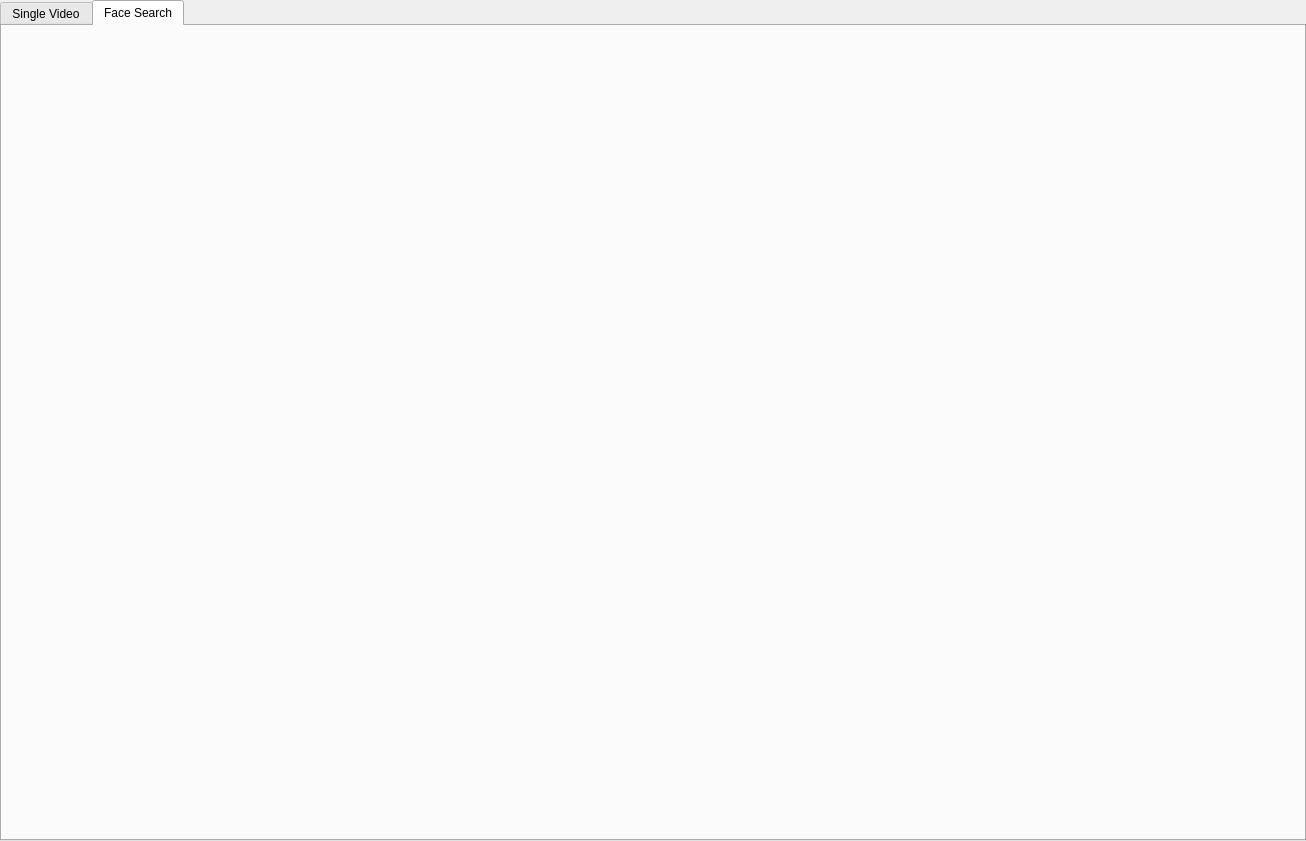
Above: gui/window.ui from Alicegaz/CrimeCamera before the change. Below: the same form after it.
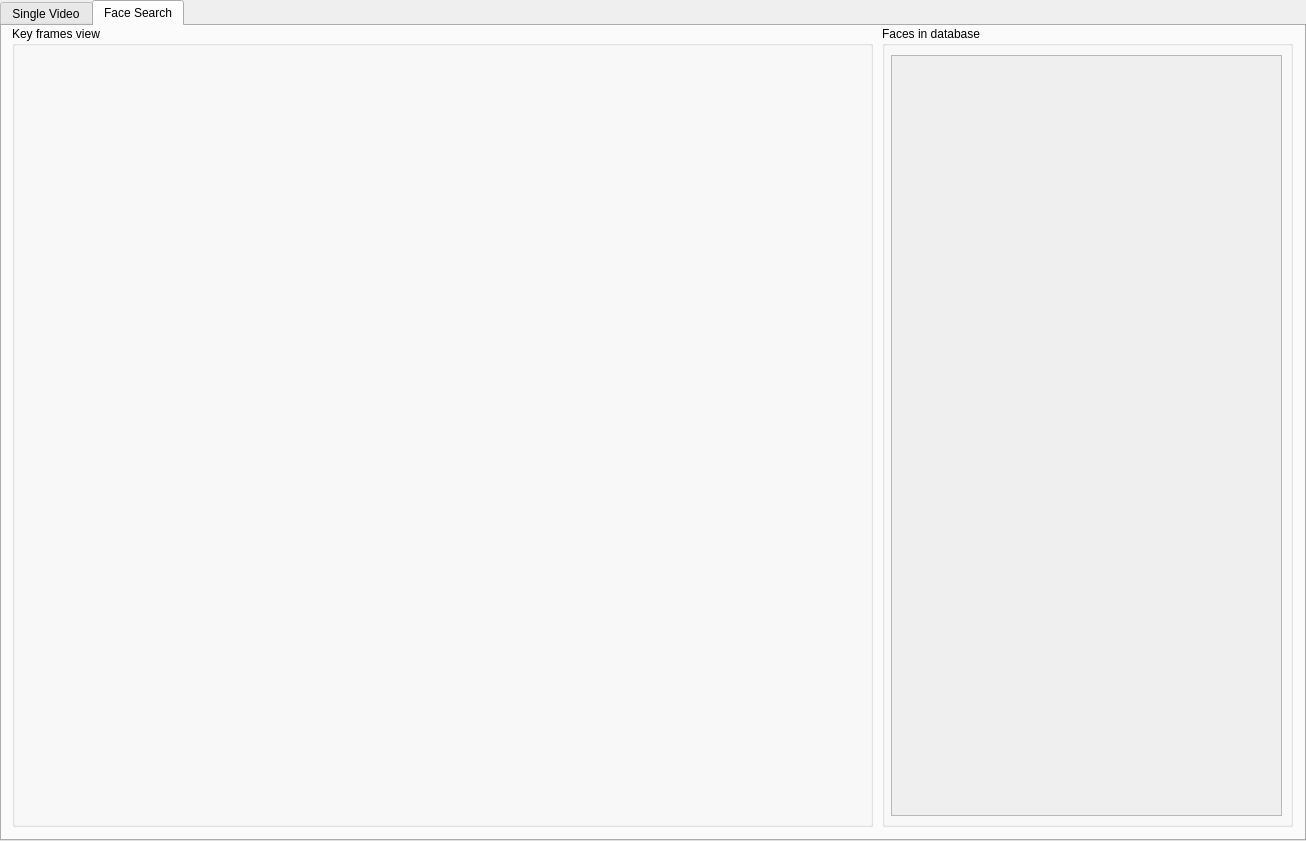
That is the form after the change. The open tabs and pages were chosen to show the change. Icons and pictures are not drawn.

Commit message: Implemented GUI for loading faces from database

```diff
--- a/gui/window.ui
+++ b/gui/window.ui
@@ -14,7 +14,13 @@
    <string>CrimeCamera VMS</string>
   </property>
   <property name="currentIndex">
-   <number>0</number>
+   <number>1</number>
+  </property>
+  <property name="documentMode">
+   <bool>false</bool>
+  </property>
+  <property name="tabsClosable">
+   <bool>false</bool>
   </property>
   <widget class="QWidget" name="tab">
    <attribute name="title">
@@ -303,6 +309,55 @@
    <attribute name="title">
     <string>Face Search</string>
    </attribute>
+   <widget class="QGroupBox" name="groupBox_3">
+    <property name="geometry">
+     <rect>
+      <x>10</x>
+      <y>0</y>
+      <width>861</width>
+      <height>801</height>
+     </rect>
+    </property>
+    <property name="title">
+     <string>Key frames view</string>
+    </property>
+   </widget>
+   <widget class="QGroupBox" name="groupBox_4">
+    <property name="geometry">
+     <rect>
+      <x>880</x>
+      <y>0</y>
+      <width>411</width>
+      <height>801</height>
+     </rect>
+    </property>
+    <property name="title">
+     <string>Faces in database</string>
+    </property>
+    <widget class="QScrollArea" name="facesScrollArea">
+     <property name="geometry">
+      <rect>
+       <x>9</x>
+       <y>29</y>
+       <width>391</width>
+       <height>761</height>
+      </rect>
+     </property>
+     <property name="widgetResizable">
+      <bool>true</bool>
+     </property>
+     <widget class="QWidget" name="scrollAreaWidgetContents">
+      <property name="geometry">
+       <rect>
+        <x>0</x>
+        <y>0</y>
+        <width>389</width>
+        <height>759</height>
+       </rect>
+      </property>
+     </widget>
+    </widget>
+   </widget>
   </widget>
  </widget>
  <resources/>
```
Left out of the diff: 30 changed lines with no effect on the pictures. The commit also changes 4 other files.
